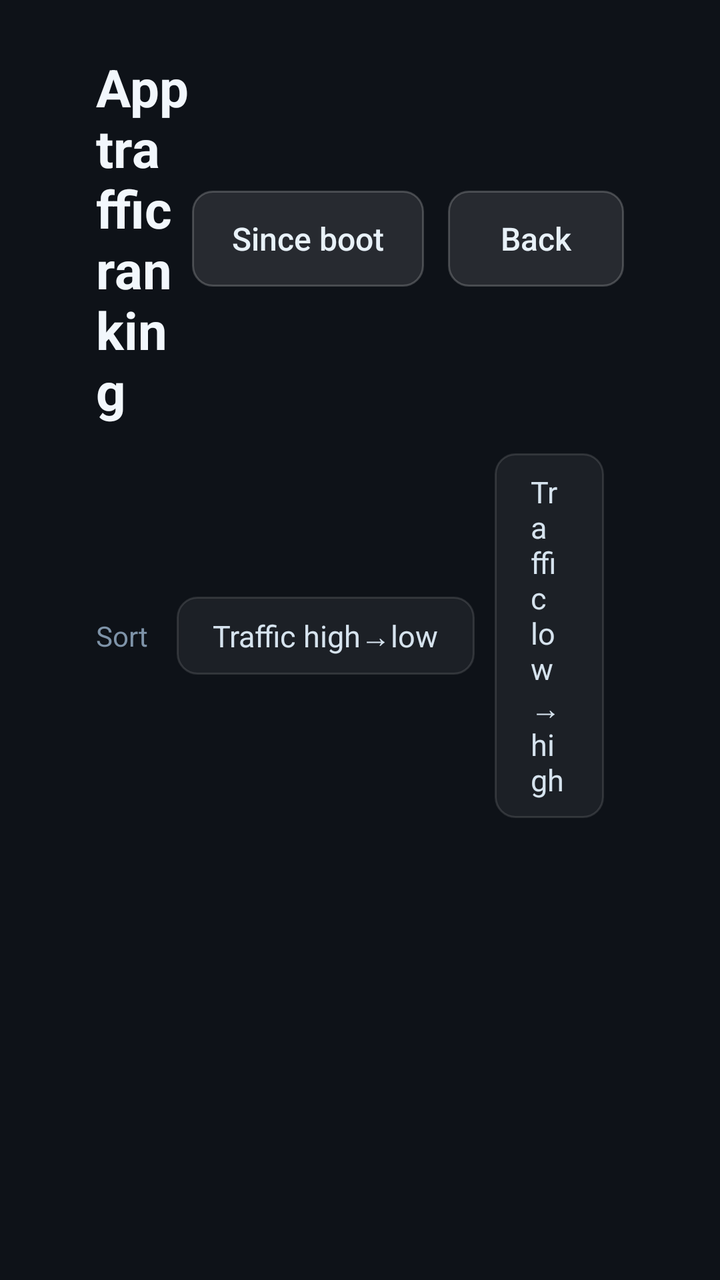
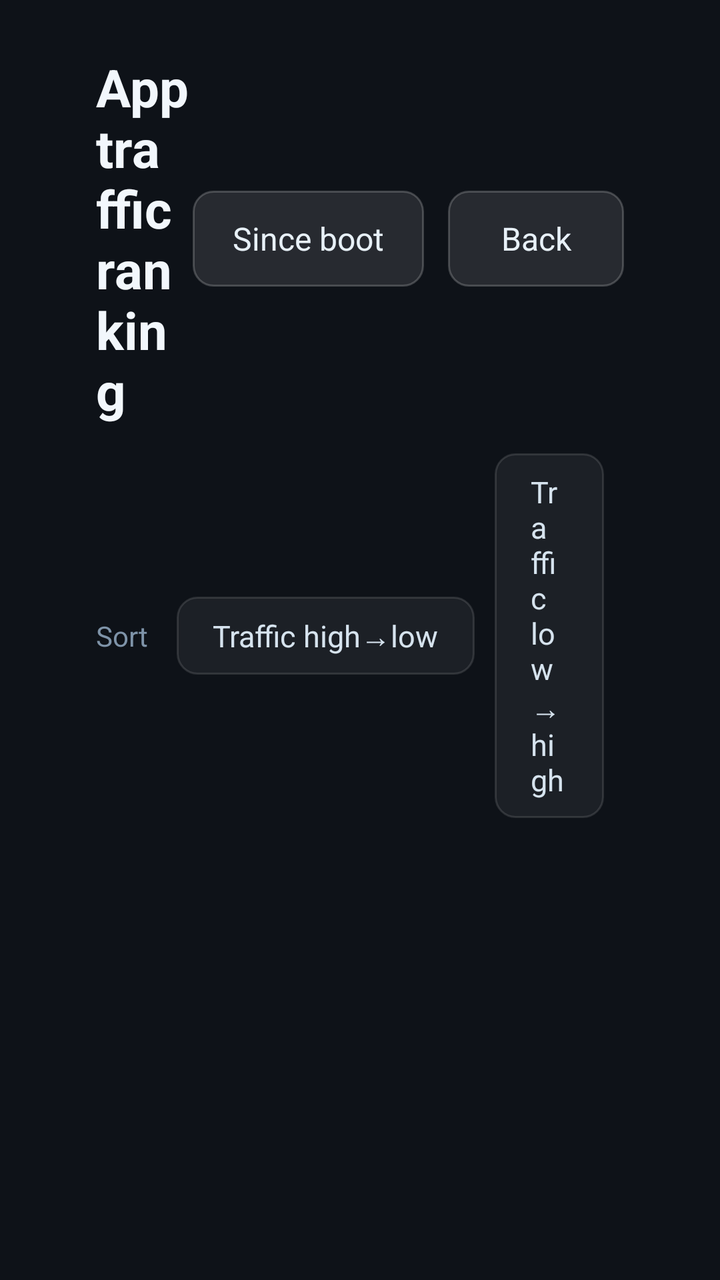

Compare the two renders of this Android layout. The source of the first and the diff that turns it into the second are given below.
<!-- AndroidManifest.xml: application theme AppTheme -->
<!-- res/layout/activity_app_usage.xml -->
<?xml version="1.0" encoding="utf-8"?>
<LinearLayout xmlns:android="http://schemas.android.com/apk/res/android"
    android:layout_width="match_parent"
    android:layout_height="match_parent"
    android:background="#FF0E1218"
    android:orientation="vertical"
    android:paddingStart="48dp"
    android:paddingTop="26dp"
    android:paddingEnd="48dp"
    android:paddingBottom="20dp">

    
    <LinearLayout
        android:layout_width="match_parent"
        android:layout_height="wrap_content"
        android:gravity="center_vertical"
        android:orientation="horizontal">

        <TextView
            android:layout_width="0dp"
            android:layout_height="wrap_content"
            android:layout_weight="1"
            android:text="@string/usage_title"
            android:textColor="#FFF2F7FC"
            android:textSize="26sp"
            android:textStyle="bold" />

        <Button
            android:id="@+id/btn_range"
            style="@style/TvButton"
            android:layout_width="wrap_content"
            android:layout_height="wrap_content"
            android:text="@string/btn_range_boot" />

        <Button
            android:id="@+id/btn_back"
            style="@style/TvButton"
            android:layout_width="wrap_content"
            android:layout_height="wrap_content"
            android:layout_marginEnd="0dp"
            android:text="@string/btn_back" />
    </LinearLayout>

    
    <LinearLayout
        android:layout_width="match_parent"
        android:layout_height="wrap_content"
        android:layout_marginTop="14dp"
        android:gravity="center_vertical"
        android:orientation="horizontal">

        <TextView
            android:layout_width="wrap_content"
            android:layout_height="wrap_content"
            android:layout_marginEnd="14dp"
            android:text="@string/label_sort"
            android:textColor="#FF7E93A8"
            android:textSize="14sp" />

        <TextView
            android:id="@+id/sort_traffic_desc"
            style="@style/SortChip"
            android:text="@string/sort_traffic_desc" />

        <TextView
            android:id="@+id/sort_traffic_asc"
            style="@style/SortChip"
            android:text="@string/sort_traffic_asc" />

        <TextView
            android:id="@+id/sort_name_asc"
            style="@style/SortChip"
            android:text="@string/sort_name_asc" />

        <TextView
            android:id="@+id/sort_name_desc"
            style="@style/SortChip"
            android:text="@string/sort_name_desc" />
    </LinearLayout>

    <TextView
        android:id="@+id/tv_summary"
        android:layout_width="match_parent"
        android:layout_height="wrap_content"
        android:layout_marginTop="14dp"
        android:layout_marginBottom="12dp"
        android:textColor="#FF7E93A8"
        android:textSize="14sp" />

    <FrameLayout
        android:layout_width="match_parent"
        android:layout_height="0dp"
        android:layout_weight="1">

        <ListView
            android:id="@+id/list"
            android:layout_width="match_parent"
            android:layout_height="match_parent"
            android:divider="#14FFFFFF"
            android:dividerHeight="6dp"
            android:scrollbars="none"
            android:listSelector="@android:color/transparent" />

        <TextView
            android:id="@+id/tv_empty"
            android:layout_width="wrap_content"
            android:layout_height="wrap_content"
            android:layout_gravity="center"
            android:text="@string/usage_empty"
            android:textColor="#FF6B7F92"
            android:textSize="16sp"
            android:visibility="gone" />
    </FrameLayout>
</LinearLayout>
<!-- resources referenced by this layout -->
<resources>
  <string name="btn_back">Back</string>
  <string name="btn_range_boot">Since boot</string>
  <string name="label_sort">Sort</string>
  <string name="sort_name_asc">Name A→Z</string>
  <string name="sort_name_desc">Name Z→A</string>
  <string name="sort_traffic_asc">Traffic low→high</string>
  <string name="sort_traffic_desc">Traffic high→low</string>
  <string name="usage_empty">No apps to show</string>
  <string name="usage_title">App traffic ranking</string>
  <style name="SortChip">
          <item name="android:layout_width">wrap_content</item>
          <item name="android:layout_height">wrap_content</item>
          <item name="android:layout_marginEnd">10dp</item>
          <item name="android:background">@drawable/sel_chip</item>
          <item name="android:clickable">true</item>
          <item name="android:focusable">true</item>
          <item name="android:focusableInTouchMode">true</item>
          <item name="android:paddingLeft">18dp</item>
          <item name="android:paddingRight">18dp</item>
          <item name="android:paddingTop">9dp</item>
          <item name="android:paddingBottom">9dp</item>
          <item name="android:textColor">#FFD6E3EE</item>
          <item name="android:textSize">15sp</item>
      </style>
  <style name="TvButton" parent="@android:style/Widget.Material.Button">
          <item name="android:background">@drawable/bg_btn</item>
          <item name="android:textColor">#FFE8F1F8</item>
          <item name="android:textSize">16sp</item>
          <item name="android:textAllCaps">false</item>
          <item name="android:paddingLeft">20dp</item>
          <item name="android:paddingRight">20dp</item>
          <item name="android:paddingTop">12dp</item>
          <item name="android:paddingBottom">12dp</item>
          <item name="android:layout_marginEnd">12dp</item>
          <item name="android:focusable">true</item>
          <item name="android:stateListAnimator">@null</item>
      </style>
  <style name="AppTheme" parent="@android:style/Theme.Material.NoActionBar">
          <item name="android:windowBackground">#FF0E1218</item>
          <item name="android:colorAccent">#FF4FC3F7</item>
      </style>
  <!-- drawable bg_btn (drawable) -->
  <?xml version="1.0" encoding="utf-8"?>
  <selector xmlns:android="http://schemas.android.com/apk/res/android">
      <item android:state_focused="true">
          <shape android:shape="rectangle">
              <solid android:color="#334FC3F7" />
              <stroke
                  android:width="2dp"
                  android:color="#FF4FC3F7" />
              <corners android:radius="10dp" />
          </shape>
      </item>
      <item android:state_pressed="true">
          <shape android:shape="rectangle">
              <solid android:color="#554FC3F7" />
              <corners android:radius="10dp" />
          </shape>
      </item>
      <item>
          <shape android:shape="rectangle">
              <solid android:color="#1AFFFFFF" />
              <stroke
                  android:width="1dp"
                  android:color="#33FFFFFF" />
              <corners android:radius="10dp" />
          </shape>
      </item>
  </selector>
  <!-- unchanged entries left out for length: 1 -->
</resources>

<!-- the commit's change to res/layout/activity_app_usage.xml (unified diff, before → after) -->
@@ -4,9 +4,9 @@
     android:layout_height="match_parent"
     android:background="#FF0E1218"
     android:orientation="vertical"
-    android:paddingStart="48dp"
+    android:paddingLeft="48dp"
     android:paddingTop="26dp"
-    android:paddingEnd="48dp"
+    android:paddingRight="48dp"
     android:paddingBottom="20dp">
 
     
@@ -37,7 +37,7 @@
             style="@style/TvButton"
             android:layout_width="wrap_content"
             android:layout_height="wrap_content"
-            android:layout_marginEnd="0dp"
+            android:layout_marginRight="0dp"
             android:text="@string/btn_back" />
     </LinearLayout>
 
@@ -52,7 +52,7 @@
         <TextView
             android:layout_width="wrap_content"
             android:layout_height="wrap_content"
-            android:layout_marginEnd="14dp"
+            android:layout_marginRight="14dp"
             android:text="@string/label_sort"
             android:textColor="#FF7E93A8"
             android:textSize="14sp" />
<!-- resource entries referenced after the edit -->
@@ -12,7 +12,7 @@
   <style name="SortChip">
           <item name="android:layout_width">wrap_content</item>
           <item name="android:layout_height">wrap_content</item>
-          <item name="android:layout_marginEnd">10dp</item>
+          <item name="android:layout_marginRight">10dp</item>
           <item name="android:background">@drawable/sel_chip</item>
           <item name="android:clickable">true</item>
           <item name="android:focusable">true</item>
@@ -24,7 +24,7 @@
           <item name="android:textColor">#FFD6E3EE</item>
           <item name="android:textSize">15sp</item>
       </style>
-  <style name="TvButton" parent="@android:style/Widget.Material.Button">
+  <style name="TvButton" parent="@android:style/Widget.Button">
           <item name="android:background">@drawable/bg_btn</item>
           <item name="android:textColor">#FFE8F1F8</item>
           <item name="android:textSize">16sp</item>
@@ -33,13 +33,11 @@
           <item name="android:paddingRight">20dp</item>
           <item name="android:paddingTop">12dp</item>
           <item name="android:paddingBottom">12dp</item>
-          <item name="android:layout_marginEnd">12dp</item>
+          <item name="android:layout_marginRight">12dp</item>
           <item name="android:focusable">true</item>
-          <item name="android:stateListAnimator">@null</item>
       </style>
-  <style name="AppTheme" parent="@android:style/Theme.Material.NoActionBar">
+  <style name="AppTheme" parent="@android:style/Theme.Holo.NoActionBar">
           <item name="android:windowBackground">#FF0E1218</item>
-          <item name="android:colorAccent">#FF4FC3F7</item>
       </style>
   <!-- drawable bg_btn (drawable) -->
   <?xml version="1.0" encoding="utf-8"?>
